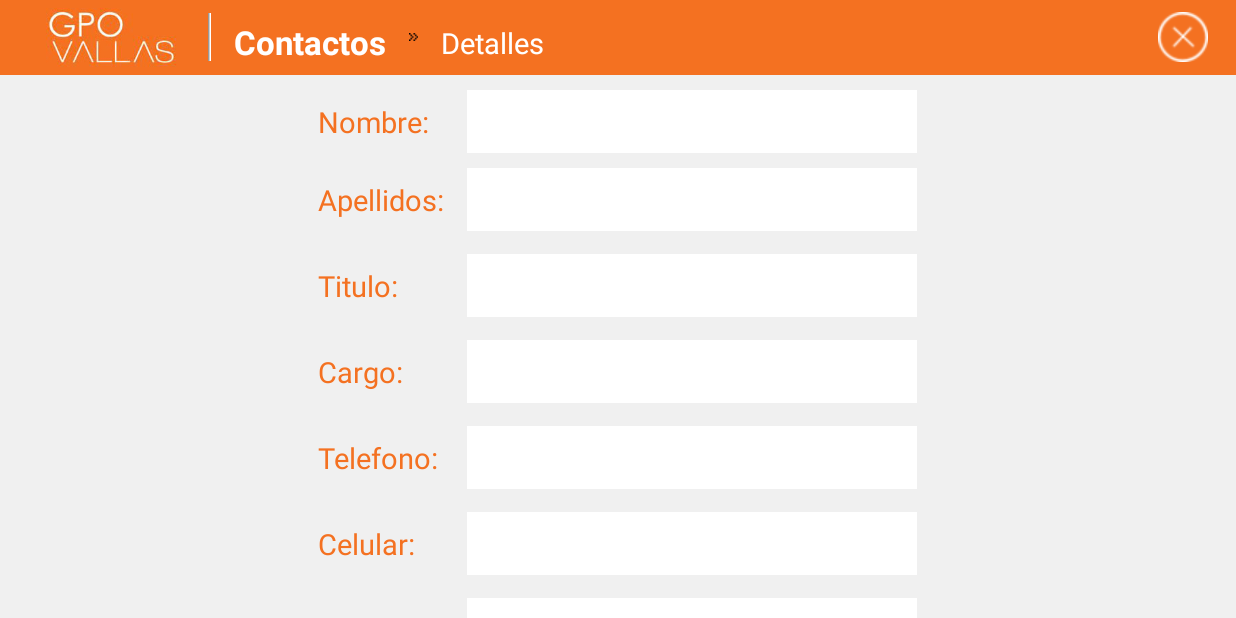
After one commit to oscarhsanchez/app-comercial-android, an Android app: the ClientTabDetailsContactosActivity screen opened directly, with no data from a screen before it, on a phone screen of 824 x 412 dp (held sideways). The commit adds this screen. Run offline under Robolectric (Android 15) with nearby library versions, the phone set to English and light mode, and no system bars.

Commit message:
Actualización de un contacto

```diff
--- /dev/null
+++ b/app/src/main/java/gpovallas/app/clientes/ClientTabDetailsContactosActivity.java
@@ -0,0 +1,131 @@
+package gpovallas.app.clientes;
+
+
+import android.os.AsyncTask;
+import gpovallas.app.ApplicationStatus;
+import gpovallas.app.GPOVallasActivity;
+import gpovallas.app.R;
+import gpovallas.app.constants.GPOVallasConstants;
+import gpovallas.utils.Dialogs;
+import gpovallas.ws.WsResponse;
+import gpovallas.ws.request.PostContactoSaveRequest;
+import android.app.ProgressDialog;
+import android.database.Cursor;
+import android.database.sqlite.SQLiteDatabase;
+import android.os.Bundle;
+import android.util.Log;
+import android.view.View;
+import android.widget.EditText;
+import java.util.HashMap;
+import gpovallas.obj.Contact;
+
+public class ClientTabDetailsContactosActivity extends GPOVallasActivity {
+    private static final String TAG = ClientTabDetailsContactosActivity.class.getSimpleName();
+    private SQLiteDatabase db;
+    private String pk_contacto;
+    private EditText mTextNombre;
+    private EditText mTextApellidos;
+    private EditText mTextTitulo;
+    private EditText mTextCargo;
+    private EditText mTextTelefono;
+    private EditText mTextCelular;
+    private EditText mTextEmail;
+    private Contact contacto;
+    private ProgressDialog progressDialog;
+
+    public void onCreate(Bundle savedInstanceState) {
+        super.onCreate(savedInstanceState);
+        setContentView(R.layout.client_tab_details_contactos);
+        mTextNombre =(EditText) findViewById(R.id.editcontacto_nombre);
+        mTextApellidos = (EditText) findViewById(R.id.editcontacto_apellido);
+        mTextTitulo = (EditText) findViewById(R.id.editcontacto_titulo);
+        mTextCargo = (EditText) findViewById(R.id.editcontacto_cargo);
+        mTextTelefono = (EditText) findViewById(R.id.editcontacto_telefono);
+        mTextCelular = (EditText) findViewById(R.id.editcontacto_celular);
+        mTextEmail = (EditText) findViewById(R.id.editcontacto_email);
+        contacto = new Contact();
+        setBreadCrumb("Contactos", "Detalles");
+        pk_contacto = getIntent().getStringExtra(GPOVallasConstants.CONTACT_PK_INTENT);
+        db = ApplicationStatus.getInstance().getDb(getApplicationContext());
+        populate();
+        mTextNombre.setText(contacto.nombre);
+        mTextApellidos.setText(contacto.apellidos);
+        mTextTitulo.setText(contacto.titulo);
+        mTextCargo.setText(contacto.cargo);
+        mTextTelefono.setText(contacto.telefono);
+        mTextCelular.setText(contacto.celular);
+        mTextEmail.setText(contacto.email);
+    }
+
+    public void save(View v){
+        progressDialog = ProgressDialog.show(ClientTabDetailsContactosActivity.this, "", getString(R.string.contacto_save), true);
+        contacto.nombre = mTextNombre.getText().toString();
+        contacto.apellidos = mTextApellidos.getText().toString();
+        contacto.titulo =mTextTitulo.getText().toString();
+        contacto.cargo = mTextCargo.getText().toString();
+        contacto.telefono =  mTextTelefono.getText().toString();
+        contacto.celular = mTextCelular.getText().toString();
+        contacto.email = mTextEmail.getText().toString();
+        new SaveTask().execute(contacto);
+    }
+
+
+    private class SaveTask extends AsyncTask<Object, Integer, WsResponse>{
+        @Override
+        protected WsResponse doInBackground(Object... params) {
+            PostContactoSaveRequest request = new PostContactoSaveRequest();
+            return request.execute((Contact) params[0], WsResponse.class);
+        }
+
+        @Override
+        protected void onPostExecute(WsResponse response) {
+            if(progressDialog!=null) progressDialog.dismiss();
+            if (response != null && !response.failed()) {
+                Log.i(TAG, "OK");
+                String query="UPDATE CONTACTO SET nombre='"+contacto.nombre+"',apellidos='"+contacto.apellidos+"',titulo='"+contacto.titulo+
+                        "',cargo='"+contacto.cargo+"',telefono='"+contacto.telefono+"'"+
+                        ",celular='"+contacto.celular+"',email='"+contacto.email+
+                        "' WHERE token='"+contacto.token+"' AND pk_contacto_cliente ='"+contacto.pk_contacto_cliente+"'";
+                Log.i(TAG,query);
+                db.execSQL(query);
+            }else{
+                Dialogs.newAlertDialog(ClientTabDetailsContactosActivity.this,
+                        getString(android.R.string.dialog_alert_title),
+                        getString(R.string.contacto_error),
+                        getString(android.R.string.ok)).show();
+            }
+        }
+    }
+
+
+    public void populate(){
+
+        String sql = "SELECT * "+
+                        "FROM CONTACTO WHERE pk_contacto_cliente ="+pk_contacto;
+
+
+        Cursor c = db.rawQuery(sql, null);
+        Log.i(TAG, "" + c.getCount());
+        if(c.moveToFirst()){
+            do {
+                Log.i(TAG, c.getString(c.getColumnIndex("nombre")));
+                HashMap<String,String> map = new HashMap<String, String>();
+                contacto.pk_contacto_cliente = c.getString(c.getColumnIndex("pk_contacto_cliente"));
+                contacto.fk_cliente = c.getString(c.getColumnIndex("fk_cliente"));
+                contacto.fk_pais = c.getString(c.getColumnIndex("fk_pais"));
+                contacto.nombre = c.getString(c.getColumnIndex("nombre"));
+                contacto.apellidos = c.getString(c.getColumnIndex("apellidos"));
+                contacto.titulo = c.getString(c.getColumnIndex("titulo"));
+                contacto.cargo = c.getString(c.getColumnIndex("cargo"));
+                contacto.telefono =  c.getString(c.getColumnIndex("telefono"));
+                contacto.celular = c.getString(c.getColumnIndex("celular"));
+                contacto.email = c.getString(c.getColumnIndex("email"));
+                contacto.token = c.getString(c.getColumnIndex("token"));
+                contacto.estado = c.getInt(c.getColumnIndex("estado"));
+            } while (c.moveToNext());
+        }
+        c.close();
+
+    }
+
+}
--- a/app/src/main/java/gpovallas/app/constants/GPOVallasConstants.java
+++ b/app/src/main/java/gpovallas/app/constants/GPOVallasConstants.java
@@ -19,5 +19,6 @@ public class GPOVallasConstants {
 
 	// Client Intent Attributes
 	public static String CLIENT_PK_INTENT = "client_pk_intent";
+	public static String CONTACT_PK_INTENT = "contact_pk_intent";
 
 }
--- /dev/null
+++ b/app/src/main/java/gpovallas/obj/Contact.java
@@ -0,0 +1,19 @@
+package gpovallas.obj;
+
+public class Contact {
+    public Contact() {
+    }
+
+    public String pk_contacto_cliente;
+    public String fk_cliente;
+    public String fk_pais;
+    public String nombre;
+    public String apellidos;
+    public String titulo;
+    public String cargo;
+    public String telefono;
+    public String celular;
+    public String email;
+    public Integer estado;
+    public String token;
+}
--- /dev/null
+++ b/app/src/main/res/layout/client_tab_details_contactos.xml
@@ -0,0 +1,187 @@
+<?xml version="1.0" encoding="utf-8"?>
+<ScrollView xmlns:android="http://schemas.android.com/apk/res/android"
+    android:layout_width="match_parent"
+    android:layout_height="match_parent"
+    android:baselineAligned="false">
+    <LinearLayout
+        style="@style/main_linear_layout_bg_gris"
+        android:layout_width="match_parent"
+        android:layout_height="match_parent"
+        android:baselineAligned="false">
+
+        <gpovallas.com.Header
+            android:id="@+id/header"
+            style="@style/header" />
+
+        <LinearLayout
+            android:orientation="vertical"
+            android:layout_width="match_parent"
+            android:layout_height="match_parent">
+
+            <TableLayout
+                style="@style/wrap_style"
+                android:layout_gravity="center_horizontal">
+
+                <TableRow style="@style/wrap_style" android:layout_marginBottom="10dp" android:layout_marginTop="10dp">
+                    <TextView
+                        android:id="@+id/Lblnombre"
+                        android:layout_marginRight="15dp"
+                        android:layout_column="1"
+                        android:layout_height="wrap_content"
+                        android:text="@string/contacto_nombre"
+                        android:textColor="@color/orangeGpo"
+                        android:textAppearance="@style/defaultTextAppearance" />
+
+                    <EditText
+                        android:id="@+id/editcontacto_nombre"
+                        style="@style/editText"
+                        android:layout_column="2"
+                        android:layout_width="300dp"
+                        android:layout_height="wrap_content"
+                        android:autoText="false"
+                        android:inputType="textNoSuggestions">
+                        <requestFocus />
+                    </EditText>
+
+                </TableRow>
+
+                <TableRow style="@style/wrap_style" android:layout_marginBottom="15dp">
+                    <TextView
+                        android:id="@+id/LblApellidos"
+                        android:layout_marginRight="15dp"
+                        android:layout_column="1"
+                        android:layout_height="wrap_content"
+                        android:text="@string/contacto_apellidos"
+                        android:textColor="@color/orangeGpo"
+                        android:textAppearance="@style/defaultTextAppearance"
+                        />
+
+                    <EditText
+                        style="@style/editText"
+                        android:id="@+id/editcontacto_apellido"
+                        android:layout_column="2"
+                        android:layout_width="300dp"
+                        android:layout_height="wrap_content"
+                        android:autoText="false"
+                        android:inputType="textNoSuggestions"/>
+                </TableRow>
+                <TableRow style="@style/wrap_style" android:layout_marginBottom="15dp">
+                    <TextView
+                        android:id="@+id/LblTitulo"
+                        android:layout_marginRight="15dp"
+                        android:layout_column="1"
+                        android:layout_height="wrap_content"
+                        android:text="@string/contacto_titulo"
+                        android:textColor="@color/orangeGpo"
+                        android:textAppearance="@style/defaultTextAppearance"
+                        />
+
+                    <EditText
+                        style="@style/editText"
+                        android:id="@+id/editcontacto_titulo"
+                        android:layout_column="2"
+                        android:layout_width="300dp"
+                        android:layout_height="wrap_content"
+                        android:autoText="false"
+                        android:inputType="textNoSuggestions"/>
+                </TableRow>
+                <TableRow style="@style/wrap_style" android:layout_marginBottom="15dp">
+                    <TextView
+                        android:id="@+id/LblCargo"
+                        android:layout_marginRight="15dp"
+                        android:layout_column="1"
+                        android:layout_height="wrap_content"
+                        android:text="@string/contacto_cargo"
+                        android:textColor="@color/orangeGpo"
+                        android:textAppearance="@style/defaultTextAppearance"
+                        />
+
+                    <EditText
+                        style="@style/editText"
+                        android:id="@+id/editcontacto_cargo"
+                        android:layout_column="2"
+                        android:layout_width="300dp"
+                        android:layout_height="wrap_content"
+                        android:autoText="false"
+                        android:inputType="textNoSuggestions"/>
+                </TableRow>
+                <TableRow style="@style/wrap_style" android:layout_marginBottom="15dp">
+                    <TextView
+                        android:id="@+id/LblTelefono"
+                        android:layout_marginRight="15dp"
+                        android:layout_column="1"
+                        android:layout_height="wrap_content"
+                        android:text="@string/contacto_telefono"
+                        android:textColor="@color/orangeGpo"
+                        android:textAppearance="@style/defaultTextAppearance"
+                        />
+
+                    <EditText
+                        style="@style/editText"
+                        android:id="@+id/editcontacto_telefono"
+                        android:layout_column="2"
+                        android:layout_width="300dp"
+                        android:layout_height="wrap_content"
+                        android:autoText="false"
+                        android:inputType="phone"
+                        android:phoneNumber="true" />
+                </TableRow>
+                <TableRow style="@style/wrap_style" android:layout_marginBottom="15dp">
+                    <TextView
+                        android:id="@+id/LblCelular"
+                        android:layout_marginRight="15dp"
+                        android:layout_column="1"
+                        android:layout_height="wrap_content"
+                        android:text="@string/contacto_celular"
+                        android:textColor="@color/orangeGpo"
+                        android:textAppearance="@style/defaultTextAppearance"
+                        />
+
+                    <EditText
+                        style="@style/editText"
+                        android:id="@+id/editcontacto_celular"
+                        android:layout_column="2"
+                        android:layout_width="300dp"
+                        android:layout_height="wrap_content"
+                        android:autoText="false"
+                        android:phoneNumber="true"
+                        android:inputType="phone" />
+                </TableRow>
+                <TableRow style="@style/wrap_style" android:layout_marginBottom="15dp">
+                    <TextView
+                        android:id="@+id/LblEmail"
+                        android:layout_marginRight="15dp"
+                        android:layout_column="1"
+                        android:layout_height="wrap_content"
+                        android:text="@string/contacto_email"
+                        android:textColor="@color/orangeGpo"
+                        android:textAppearance="@style/defaultTextAppearance"
+                        />
+
+                    <EditText
+                        style="@style/editText"
+                        android:id="@+id/editcontacto_email"
+                        android:layout_column="2"
+                        android:layout_width="300dp"
+                        android:layout_height="wrap_content"
+                        android:autoText="false"
+                        android:inputType="textEmailAddress"/>
+                </TableRow>
+
+                <TableRow style="@style/wrap_style">
+
+                    <LinearLayout
+                        style="@style/wrap_style"
+                        android:layout_column="2">
+                        <Button
+                            android:id="@+id/btn_actualizar_contacto"
+                            android:text="Guardar"
+                            android:onClick="save"
+                            style="@style/boton_generico"/>
+                    </LinearLayout>
+                </TableRow>
+
+            </TableLayout>
+        </LinearLayout>
+    </LinearLayout>
+</ScrollView>
--- a/app/src/main/res/values-hdpi/styles.xml
+++ b/app/src/main/res/values-hdpi/styles.xml
@@ -477,7 +477,7 @@
     <style name="listview_textview_th" parent="@style/listview_textview">
         <item name="android:background">@color/gpoListHeader</item>
         <item name="android:textColor">#FFFFFF</item>
-        <item name="android:textSize">18sp</item>
+        <item name="android:textSize">16sp</item>
         <item name="android:textStyle">bold</item>
         <item name="android:layout_height">match_parent</item>
         <item name="android:gravity">center</item>
--- a/app/src/main/res/values-sw720dp/styles.xml
+++ b/app/src/main/res/values-sw720dp/styles.xml
@@ -476,7 +476,7 @@
     <style name="listview_textview_th" parent="@style/listview_textview">
         <item name="android:background">@color/gpoListHeader</item>
         <item name="android:textColor">#FFFFFF</item>
-        <item name="android:textSize">21sp</item>
+        <item name="android:textSize">19sp</item>
         <item name="android:textStyle">bold</item>
         <item name="android:layout_height">match_parent</item>
         <item name="android:gravity">center</item>
--- /dev/null
+++ b/app/src/main/res/values-w820dp/dimens.xml
@@ -0,0 +1,6 @@
+<resources>
+    <!-- Example customization of dimensions originally defined in res/values/dimens.xml
+         (such as screen margins) for screens with more than 820dp of available width. This
+         would include 7" and 10" devices in landscape (~960dp and ~1280dp respectively). -->
+    <dimen name="activity_horizontal_margin">64dp</dimen>
+</resources>
--- a/app/src/main/res/values/dimens.xml
+++ b/app/src/main/res/values/dimens.xml
@@ -14,4 +14,7 @@
     <dimen name="menu_button_secundario_panel_control_textsize">17sp</dimen>
     <dimen name="menu_button_terciario_panel_control_textsize">15sp</dimen>
     <dimen name="login_logo_gkm_width">50dp</dimen>
+    <!-- Default screen margins, per the Android Design guidelines. -->
+    <dimen name="activity_horizontal_margin">16dp</dimen>
+    <dimen name="activity_vertical_margin">16dp</dimen>
 </resources>
```
Also changed, not shown: app/src/main/AndroidManifest.xml (+22 -26 lines), app/src/main/java/gpovallas/app/clientes/ClientTabContactosFragment.java (+9 -4 lines), app/src/main/java/gpovallas/ws/request/PostContactoSaveRequest.java (added, +32 -0 lines), 1 other file.
